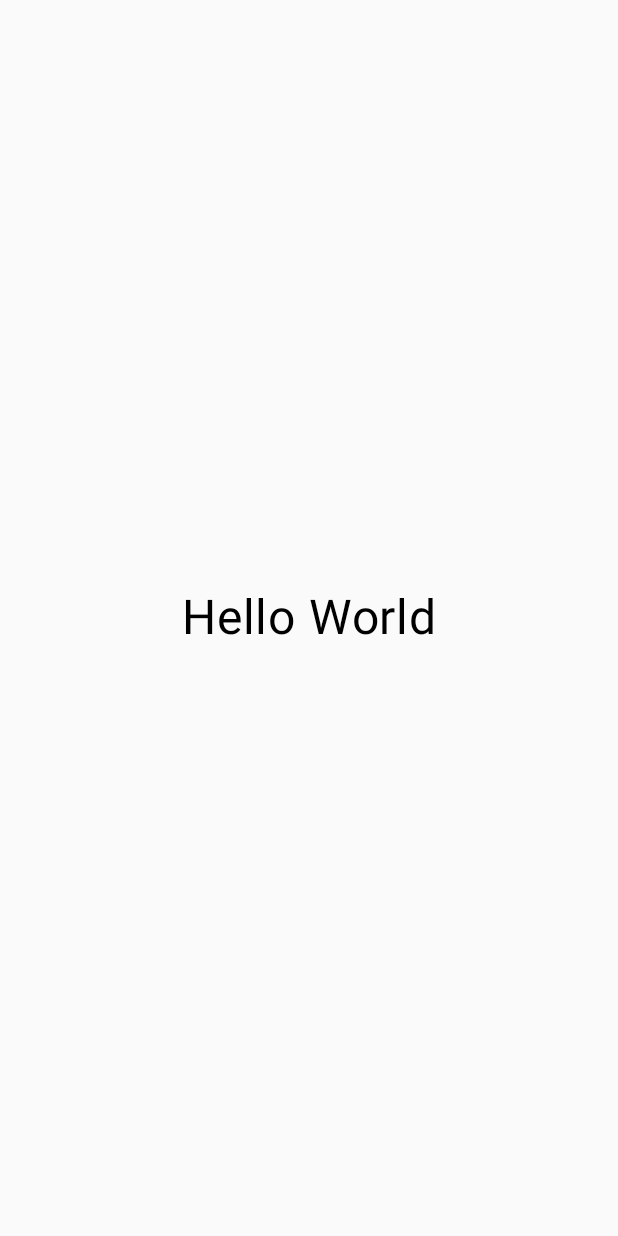
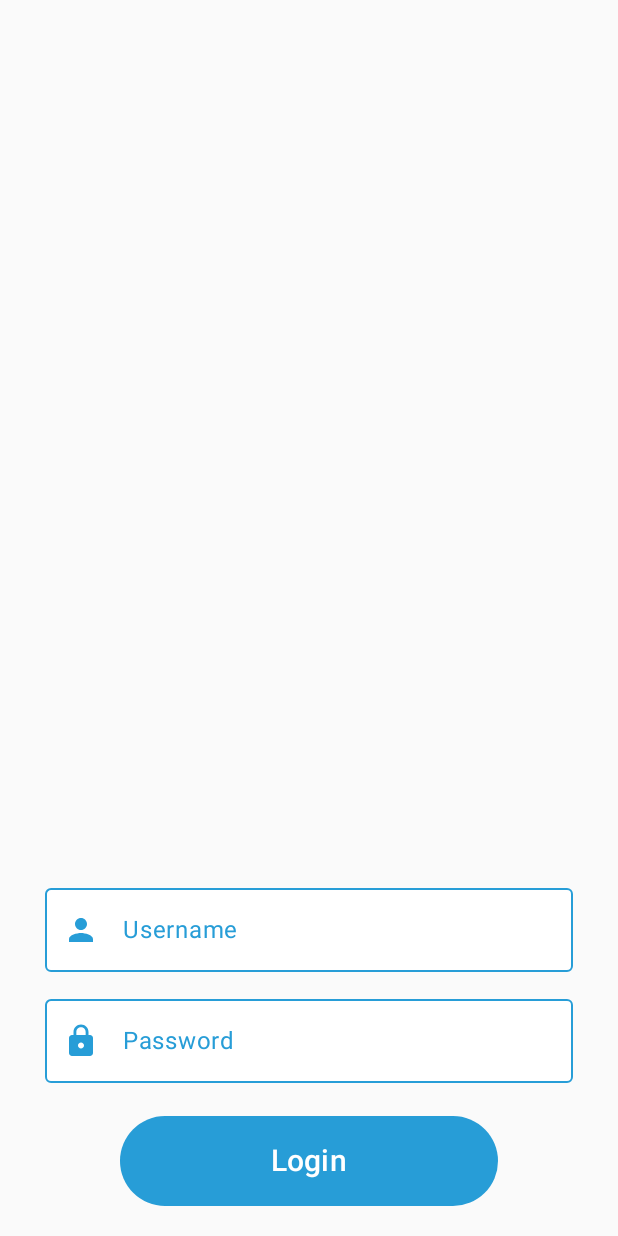
Before and after one commit to lbronn/Budgeteer, an Android app built with Jetpack Compose: the screen it shows after launch (LoginScreen), on a phone screen of 412 x 824 dp. Run offline under Robolectric (Android 15) with nearby library versions, the phone set to English and light mode, and no system bars.

Commit message:
Finished the login screen (app logo not yet displayed on top).

```diff
--- a/app/src/main/java/com/example/budgeteer/composable/Dashboard.kt
+++ b/app/src/main/java/com/example/budgeteer/composable/Dashboard.kt
@@ -1,7 +1,10 @@
 package com.example.budgeteer.composable
 
 import android.annotation.SuppressLint
+import android.os.Bundle
 import android.widget.Toast
+import androidx.activity.ComponentActivity
+import androidx.activity.compose.setContent
 import androidx.compose.foundation.background
 import androidx.compose.foundation.clickable
 import androidx.compose.foundation.layout.Arrangement
@@ -9,6 +12,7 @@ import androidx.compose.foundation.layout.Box
 import androidx.compose.foundation.layout.Column
 import androidx.compose.foundation.layout.Row
 import androidx.compose.foundation.layout.fillMaxHeight
+import androidx.compose.foundation.layout.fillMaxSize
 import androidx.compose.foundation.layout.fillMaxWidth
 import androidx.compose.foundation.layout.height
 import androidx.compose.foundation.layout.padding
@@ -54,17 +58,19 @@ import androidx.compose.ui.graphics.Color
 import androidx.compose.ui.graphics.vector.ImageVector
 import androidx.compose.ui.platform.LocalContext
 import androidx.compose.ui.unit.dp
+import androidx.core.splashscreen.SplashScreen.Companion.installSplashScreen
 import androidx.navigation.compose.NavHost
 import androidx.navigation.compose.composable
 import androidx.navigation.compose.rememberNavController
 import com.example.budgeteer.composableScreensHandler.Screens
+import com.example.budgeteer.ui.theme.BudgeteerTheme
 import com.example.budgeteer.ui.theme.SteelBlue
 import kotlinx.coroutines.launch
 
 @SuppressLint("UnusedMaterial3ScaffoldPaddingParameter")
 @OptIn(ExperimentalMaterial3Api::class)
 @Composable
-fun ShowSideAndBottomNavBars() {
+fun Dashboard() {
     val navigationController = rememberNavController()
     val coroutineScope = rememberCoroutineScope()
     val drawerState = rememberDrawerState(initialValue = DrawerValue.Closed)
@@ -178,7 +184,7 @@ fun ShowSideAndBottomNavBars() {
                         }
                         Toast.makeText(
                             context,
-                            "Clicked logout",
+                            "Logged out",
                             Toast.LENGTH_SHORT
                         ).show()
                     }
--- a/app/src/main/java/com/example/budgeteer/composable/LoginScreen.kt
+++ b/app/src/main/java/com/example/budgeteer/composable/LoginScreen.kt
@@ -1,13 +1,24 @@
 package com.example.budgeteer.composable
 
 import android.os.Bundle
+import android.widget.Toast
 import androidx.activity.ComponentActivity
 import androidx.activity.compose.setContent
 import androidx.compose.foundation.layout.Arrangement
 import androidx.compose.foundation.layout.Box
 import androidx.compose.foundation.layout.Column
-import androidx.compose.foundation.layout.Row
+import androidx.compose.foundation.layout.PaddingValues
 import androidx.compose.foundation.layout.fillMaxSize
+import androidx.compose.foundation.layout.fillMaxWidth
+import androidx.compose.foundation.layout.padding
+import androidx.compose.material.icons.Icons
+import androidx.compose.material.icons.filled.Lock
+import androidx.compose.material.icons.filled.Person
+import androidx.compose.material3.Button
+import androidx.compose.material3.ButtonDefaults
+import androidx.compose.material3.Icon
+import androidx.compose.material3.OutlinedTextField
+import androidx.compose.material3.OutlinedTextFieldDefaults
 import androidx.compose.material3.Text
 import androidx.compose.runtime.Composable
 import androidx.compose.runtime.getValue
@@ -16,10 +27,19 @@ import androidx.compose.runtime.remember
 import androidx.compose.runtime.setValue
 import androidx.compose.ui.Alignment
 import androidx.compose.ui.Modifier
+import androidx.compose.ui.graphics.Color
 import androidx.compose.ui.platform.LocalContext
+import androidx.compose.ui.text.input.PasswordVisualTransformation
+import androidx.compose.ui.text.input.VisualTransformation
+import androidx.compose.ui.unit.dp
 import androidx.compose.ui.unit.sp
 import androidx.core.splashscreen.SplashScreen.Companion.installSplashScreen
+import androidx.navigation.NavHostController
+import androidx.navigation.compose.NavHost
+import androidx.navigation.compose.composable
+import androidx.navigation.compose.rememberNavController
 import com.example.budgeteer.ui.theme.BudgeteerTheme
+import com.example.budgeteer.ui.theme.SteelBlue
 
 class LoginScreen : ComponentActivity() {
     override fun onCreate(savedInstanceState: Bundle?) {
@@ -29,9 +49,11 @@ class LoginScreen : ComponentActivity() {
         setContent {
             BudgeteerTheme {
                 Box (
-                    modifier = Modifier.fillMaxSize()
+                    modifier = Modifier
+                        .fillMaxSize()
                 ) {
-                    Login()
+                    val navController = rememberNavController()
+                    NavGraph(navController)
                 }
             }
         }
@@ -39,23 +61,139 @@ class LoginScreen : ComponentActivity() {
 }
 
 @Composable
-fun Login() {
+fun Login(loginSuccess: () -> Unit) {
     var username by remember {
         mutableStateOf("")
     }
     var password by remember {
         mutableStateOf("")
     }
+    var passwordEntered by remember {
+        mutableStateOf(false)
+    }
     val context = LocalContext.current.applicationContext
 
-    Box(
-        contentAlignment = Alignment.Center,
-        modifier = Modifier
-            .fillMaxSize()
+    Column(
+        horizontalAlignment = Alignment.CenterHorizontally,
+        verticalArrangement = Arrangement.Bottom,
+        modifier = Modifier.fillMaxSize()
     ) {
-        Text(
-            text = "Hello World",
-            fontSize = 32.sp
+        OutlinedTextField(
+            value = username,
+            onValueChange = {
+                username = it
+            },
+            label = {
+                Text(text = "Username")
+            },
+            leadingIcon = {
+                Icon(
+                    imageVector = Icons.Default.Person,
+                    contentDescription = "username icon"
+                )
+            },
+            colors = OutlinedTextFieldDefaults.colors(
+                focusedContainerColor = Color.White,
+                unfocusedContainerColor = Color.White,
+                focusedBorderColor = SteelBlue,
+                unfocusedBorderColor = SteelBlue,
+                focusedLeadingIconColor = SteelBlue,
+                unfocusedLeadingIconColor = SteelBlue,
+                focusedLabelColor = SteelBlue,
+                unfocusedLabelColor = SteelBlue,
+                unfocusedPlaceholderColor = Color.Gray,
+                focusedTextColor = Color.Black
+            ),
+            modifier = Modifier
+                .fillMaxWidth()
+                .padding(start = 30.dp, end = 30.dp, bottom = 10.dp)
         )
+
+        OutlinedTextField(
+            value = password,
+            onValueChange = {
+                password = it
+                passwordEntered = true
+            },
+            label = {
+                Text(text = "Password")
+            },
+            leadingIcon = {
+                Icon(
+                    imageVector = Icons.Default.Lock,
+                    contentDescription = "password icon"
+                )
+            },
+            colors = OutlinedTextFieldDefaults.colors(
+                focusedContainerColor = Color.White,
+                unfocusedContainerColor = Color.White,
+                focusedBorderColor = SteelBlue,
+                unfocusedBorderColor = SteelBlue,
+                focusedLeadingIconColor = SteelBlue,
+                unfocusedLeadingIconColor = SteelBlue,
+                focusedLabelColor = SteelBlue,
+                unfocusedLabelColor = SteelBlue,
+                unfocusedPlaceholderColor = Color.Gray,
+                focusedTextColor = Color.Black
+            ),
+            modifier = Modifier
+                .fillMaxWidth()
+                .padding(start = 30.dp, end = 30.dp, bottom = 10.dp),
+            visualTransformation = if(!passwordEntered) VisualTransformation.None else PasswordVisualTransformation()
+        )
+
+        Button(
+            onClick = {
+                if(userAuthentication(username, password)) {
+                    loginSuccess()
+                    Toast.makeText(
+                        context,
+                        "Login successful!",
+                        Toast.LENGTH_SHORT
+                    ).show()
+                } else {
+                    Toast.makeText(
+                        context,
+                        "Invalid Credentials!",
+                        Toast.LENGTH_SHORT
+                    ).show()
+                }
+            },
+            colors = ButtonDefaults.buttonColors(SteelBlue),
+            contentPadding = PaddingValues(18.dp),
+            modifier = Modifier
+                .fillMaxWidth()
+                .padding(start = 80.dp, end = 80.dp, top = 12.dp, bottom = 20.dp)
+        ) {
+            Text(
+                text = "Login",
+                fontSize = 20.sp,
+                color = Color.White
+            )
+        }
     }
 }
+
+@Composable
+fun NavGraph(navController: NavHostController) {
+    NavHost(navController = navController, startDestination = "login") {
+        composable("login") {
+            Login(
+                loginSuccess = {
+                    navController.navigate("dashboard") {
+                        popUpTo(0)
+                    }
+                }
+            )
+        }
+        composable("dashboard") {
+            Dashboard()
+        }
+    }
+}
+
+private fun userAuthentication(username: String, password: String): Boolean {
+    val validUsername = "admin"
+    val validPassword = "password"
+    return username == validUsername && password == validPassword
+}
```
